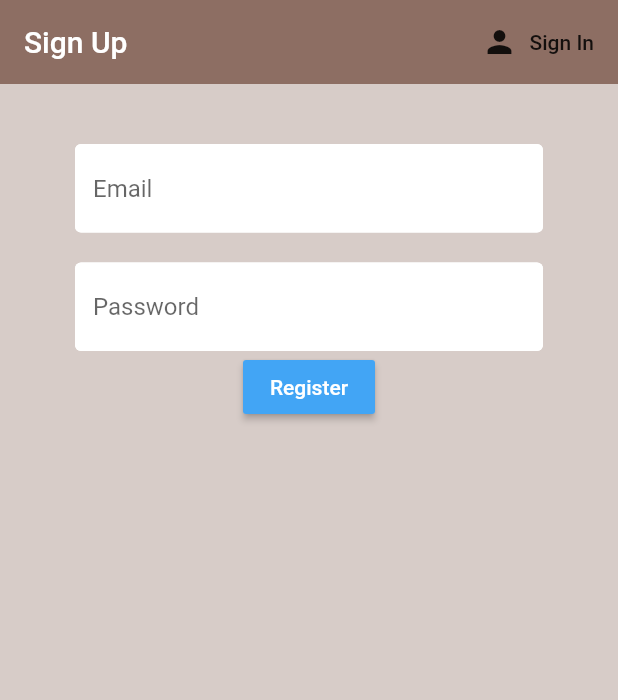
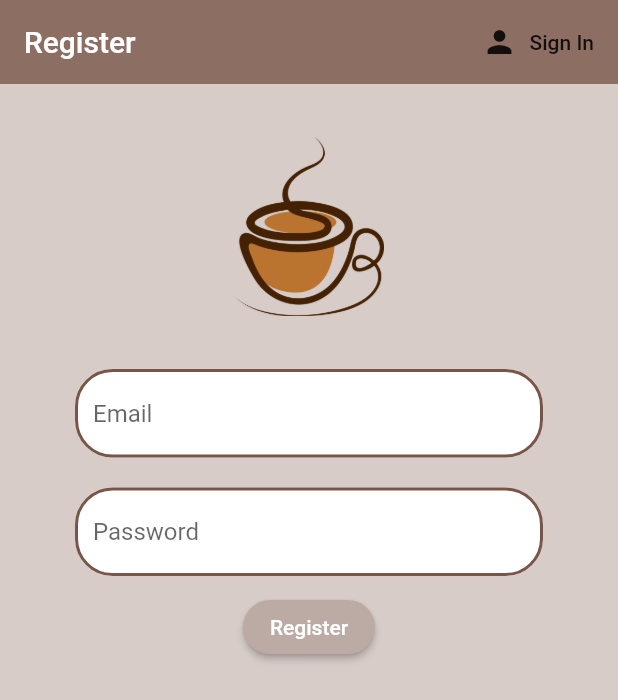
Before and after one commit to souhayl-naimi/Coffee-Selector, a Flutter app: the screen it shows after launch, after a tap on "Sign In", after a tap on "Register", on a phone screen of 412 x 824 dp. Shown: the top 700 px of the screen. Run offline on Flutter 3.47's test engine with Material 2 defaults, Android fonts, the phone set to English and light mode, and no system bars; our stand-ins replace cloud_firestore, firebase_auth, flutter_spinkit; accounts and stored records are empty.

Commit message:
modified the raised buttons, text form fields, name of the app label and added icon for the app

```diff
--- a/lib/screens/authentication/register.dart
+++ b/lib/screens/authentication/register.dart
@@ -29,7 +29,7 @@ class _RegisterState extends State<Register> {
       appBar: AppBar(
         backgroundColor: Colors.brown[400],
         elevation: 0.0,
-        title: Text("Sign Up"),
+        title: Text("Register"),
         actions: <Widget>[
           FlatButton.icon(
             icon: Icon(Icons.person),
@@ -46,6 +46,7 @@ class _RegisterState extends State<Register> {
           key: _formKey,
           child: Column(
             children: <Widget>[
+              Image.asset('assets/coffee_login.png',height: 150, width: 100),
               SizedBox(height: 20.0),
               TextFormField(
                   decoration: textInputDecoration.copyWith(hintText: 'Email'),
@@ -63,8 +64,14 @@ class _RegisterState extends State<Register> {
                   setState(() => password = val);
                 },
               ),
+              Padding(
+                padding: const EdgeInsets.all(5),
+              ),
               RaisedButton(
-                color: Colors.blue[400],
+                color: Colors.brown[200],
+                shape: RoundedRectangleBorder(
+                  borderRadius: BorderRadius.circular(18.0)
+                ),
                 child: Text("Register", style: TextStyle(color: Colors.white)),
                 onPressed: () async {
                   if (_formKey.currentState.validate()) {
--- a/lib/screens/authentication/sign_in.dart
+++ b/lib/screens/authentication/sign_in.dart
@@ -41,12 +41,14 @@ class _SignInState extends State<SignIn> {
           )
         ],
       ),
-      body: Container(
+      body:
+     Container(
         padding: EdgeInsets.symmetric(vertical: 20.0, horizontal: 50.0),
         child: Form(
           key: _formKey,
           child: Column(
             children: <Widget>[
+              Image.asset('assets/coffee_login.png',height: 150, width: 100),
               SizedBox(height: 20.0),
               TextFormField(
                   decoration: textInputDecoration.copyWith(hintText: 'Email'),
@@ -64,8 +66,14 @@ class _SignInState extends State<SignIn> {
                   setState(() => password = val);
                 },
               ),
+              Padding(
+                padding: const EdgeInsets.all(5),
+              ),
               RaisedButton(
-                color: Colors.blue[400],
+                shape: RoundedRectangleBorder(
+                    borderRadius: BorderRadius.circular(18.0)
+                ),
+                color: Colors.brown[200],
                 child: Text("Sign In", style: TextStyle(color: Colors.white)),
                 onPressed: () async {
                   if (_formKey.currentState.validate()) {
--- a/lib/screens/home/home.dart
+++ b/lib/screens/home/home.dart
@@ -30,14 +30,14 @@ class Home extends StatelessWidget {
           elevation: 0.0,
           actions: <Widget>[
             FlatButton.icon(
-              icon: Icon(Icons.person),
+              icon: Icon(Icons.lock),
               label: Text("Logout"),
               onPressed: () async {
                 await _auth.signOut();
               },
             ),
             FlatButton.icon(
-              icon: Icon(Icons.settings),
+              icon: Icon(Icons.update),
               label: Text('Update'),
               onPressed: () => _showSettingsPanel(),
             )
--- a/lib/screens/home/settings_form.dart
+++ b/lib/screens/home/settings_form.dart
@@ -37,7 +37,7 @@ class _SettingsFormState extends State<SettingsForm> {
           child: Column(
             children: <Widget>[
               Text(
-                'Update your coffee settings.',
+                'how do you like your coffee?',
                 style: TextStyle(fontSize: 18.0),
               ),
               SizedBox(height: 20.0),
@@ -71,7 +71,10 @@ class _SettingsFormState extends State<SettingsForm> {
                 onChanged: (val) => setState( () => _currentStrength = val.round()),
               ),
               RaisedButton(
-                  color: Colors.pink[400],
+                  shape: RoundedRectangleBorder(
+                      borderRadius: BorderRadius.circular(18.0)
+                  ),
+                  color: Colors.brown[200],
                   child: Text(
                     'Update',
                     style: TextStyle(color: Colors.white),
--- a/lib/shared/contants.dart
+++ b/lib/shared/contants.dart
@@ -4,13 +4,10 @@ const textInputDecoration = InputDecoration(
     fillColor: Colors.white,
     filled: true,
     enabledBorder: OutlineInputBorder(
-        borderSide: BorderSide(
-            color: Colors.white,width: 2.0
-        )
-    ),
+        borderRadius: const BorderRadius.all(
+          const Radius.circular(25.0),
+        ),
+        borderSide: BorderSide(color: Colors.brown, width: 2.0)),
     focusedBorder: OutlineInputBorder(
-        borderSide: BorderSide(
-            color: Colors.blue,width: 2.0
-        )
-    )
-);
+        borderRadius: const BorderRadius.all(const Radius.circular(25.0)),
+        borderSide: BorderSide(color: Colors.blue, width: 2.0)));
```
Also changed, not shown: pubspec.yaml (+8 -0 lines), assets/coffee_login.png (added), pubspec.lock, 27 other files.
